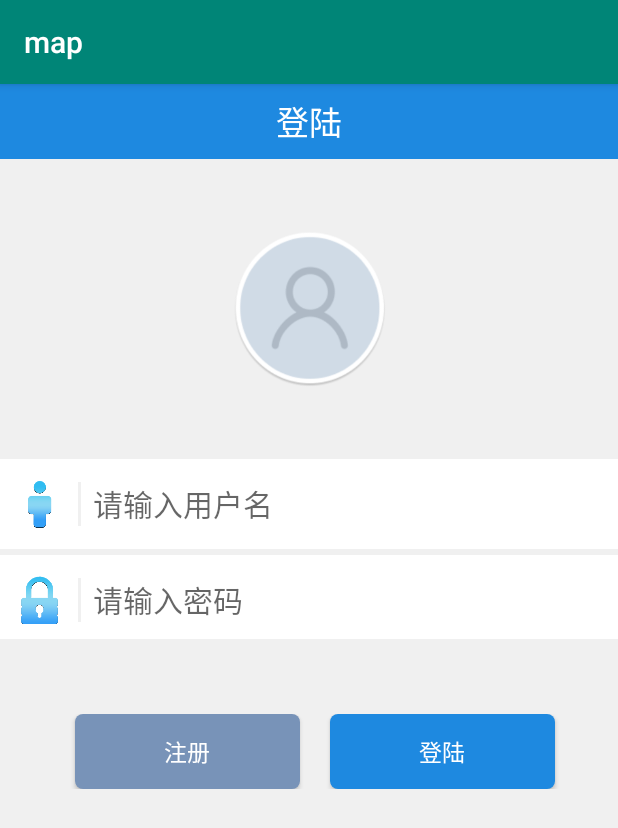
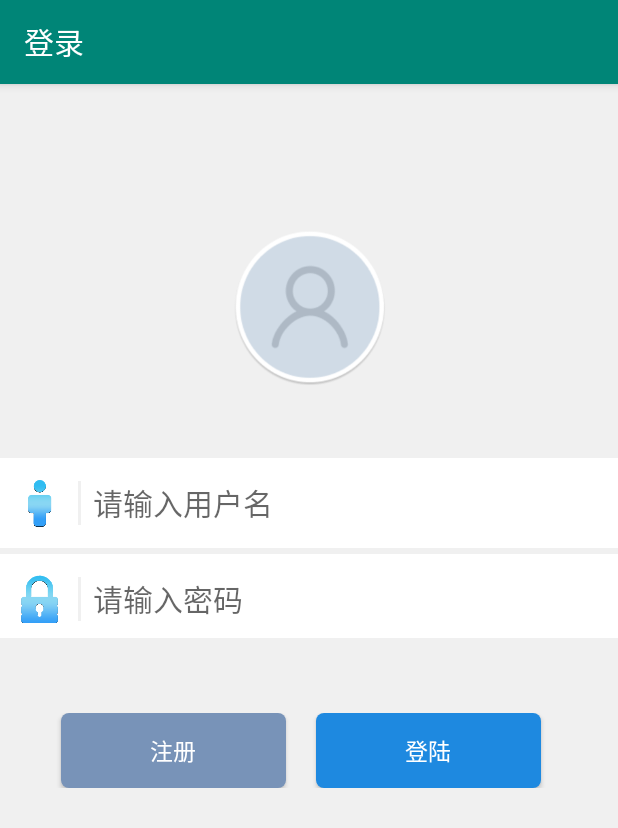
Before and after one commit to yddjyy/map, an Android app: the screen it shows after launch (login), on a phone screen of 412 x 824 dp. Shown: the top 828 px of the screen. Run offline under Robolectric (Android 15) with nearby library versions, the phone set to English and light mode, and no system bars.

Commit message:
12月30日早

```diff
--- a/app/src/main/res/layout/activity_login.xml
+++ b/app/src/main/res/layout/activity_login.xml
@@ -4,37 +4,45 @@
     android:layout_height="fill_parent"
     android:orientation="vertical"
     android:background="#f0f0f0">
+
     <RelativeLayout
         android:id="@+id/LoginTopTitle"
         android:layout_width="fill_parent"
         android:layout_height="50dp"
         android:layout_alignParentTop="true"
-        android:background="#1e89e0">
+        android:layout_marginTop="-2dp"
+        android:background="#f0f0f0">
+
         <LinearLayout
             android:layout_width="wrap_content"
             android:layout_height="wrap_content"
             android:layout_centerInParent="true">
+
             <TextView
                 android:layout_width="wrap_content"
                 android:layout_height="wrap_content"
-                android:text="登陆"
-                android:textSize="22dp"
-                android:textColor="#ffffff" />
+
+                android:textColor="#ffffff"
+                android:textSize="22dp" />
         </LinearLayout>
     </RelativeLayout>
+
     <RelativeLayout
         android:id="@+id/loginUser"
         android:layout_width="fill_parent"
         android:layout_height="200dp"
-        android:layout_below="@id/LoginTopTitle">
+        android:layout_below="@id/LoginTopTitle"
+        android:layout_marginTop="1dp">
+
         <ImageView
+            android:id="@+id/imageView"
             android:layout_width="120dp"
             android:layout_height="120dp"
             android:layout_centerInParent="true"
-            android:src="@drawable/users"
-            android:id="@+id/imageView" />
+            android:src="@drawable/users" />
 
     </RelativeLayout>
+
     <RelativeLayout
         android:id="@+id/login"
         android:layout_width="fill_parent"
@@ -127,9 +135,10 @@
         <LinearLayout
             android:layout_width="fill_parent"
             android:layout_height="wrap_content"
-            android:layout_centerInParent="true">
+            android:layout_centerInParent="true"
+            android:gravity="center">
             <TextView
-                android:layout_width="50dp"
+                android:layout_width="30dp"
                 android:layout_height="wrap_content" />
             <Button
                 android:id="@+id/register"
--- a/app/src/main/res/values/strings.xml
+++ b/app/src/main/res/values/strings.xml
@@ -1,5 +1,5 @@
 <resources>
-    <string name="app_name">map</string>
+    <string name="app_name">登录</string>
     <string name="title_activity_navigation01">navigation01</string>
     <string name="title_home">地图</string>
     <string name="title_dashboard">轨迹</string>
```
